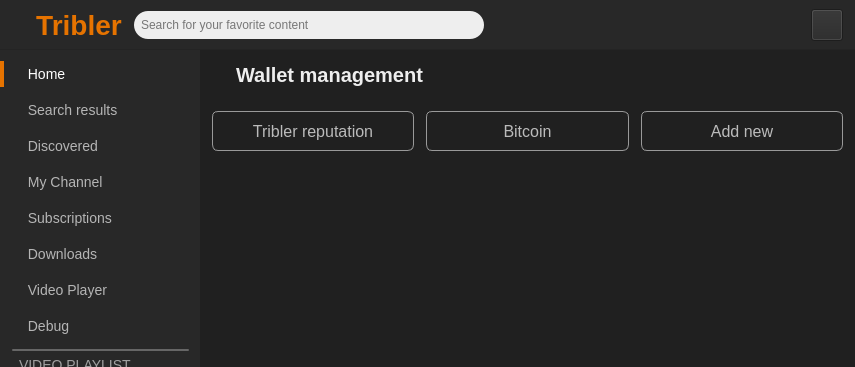
Old version of the form TriblerGUI/qt_resources/mainwindow.ui in the repository vwigmore/tribler; both pictures show x 0 to 855 and y 0 to 367 of the 855 by 655 pixel window.
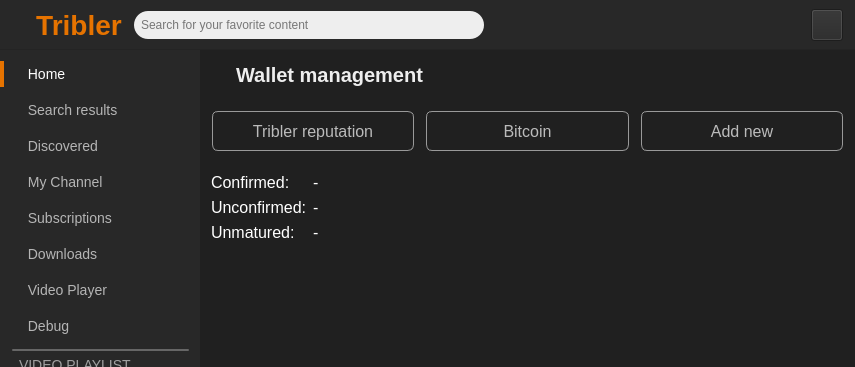
New version of the form. The open tabs and pages were chosen to show the change. Icons and pictures are not drawn. Custom widgets are drawn as their Qt base class.

Commit message:
Finished wallet management
It's very basic for now

```diff
--- a/TriblerGUI/qt_resources/mainwindow.ui
+++ b/TriblerGUI/qt_resources/mainwindow.ui
@@ -10496,7 +10496,80 @@
               </item>
              </layout>
             </widget>
-            <widget class="QWidget" name="btc_wallet_overview"/>
+            <widget class="QWidget" name="btc_wallet_overview">
+             <layout class="QVBoxLayout" name="verticalLayout">
+              <property name="spacing">
+               <number>0</number>
+              </property>
+              <property name="leftMargin">
+               <number>0</number>
+              </property>
+              <property name="topMargin">
+               <number>0</number>
+              </property>
+              <property name="rightMargin">
+               <number>0</number>
+              </property>
+              <property name="bottomMargin">
+               <number>0</number>
+              </property>
+              <item>
+               <widget class="QWidget" name="btc_wallet_overview_container" native="true">
+                <property name="styleSheet">
+                 <string notr="true">color: white;
+font-size: 16px;</string>
+                </property>
+                <layout class="QFormLayout" name="formLayout_9">
+                 <property name="formAlignment">
+                  <set>Qt::AlignLeading|Qt::AlignLeft|Qt::AlignTop</set>
+                 </property>
+                 <item row="0" column="0">
+                  <widget class="QLabel" name="label_60">
+                   <property name="text">
+                    <string>Confirmed:</string>
+                   </property>
+                  </widget>
+                 </item>
+                 <item row="1" column="0">
+                  <widget class="QLabel" name="label_61">
+                   <property name="text">
+                    <string>Unconfirmed:</string>
+                   </property>
+                  </widget>
+                 </item>
+                 <item row="2" column="0">
+                  <widget class="QLabel" name="label_62">
+                   <property name="text">
+                    <string>Unmatured:</string>
+                   </property>
+                  </widget>
+                 </item>
+                 <item row="0" column="1">
+                  <widget class="QLabel" name="btc_wallet_confirmed_label">
+                   <property name="text">
+                    <string>-</string>
+                   </property>
+                  </widget>
+                 </item>
+                 <item row="1" column="1">
+                  <widget class="QLabel" name="btc_wallet_unconfirmed_label">
+                   <property name="text">
+                    <string>-</string>
+                   </property>
+                  </widget>
+                 </item>
+                 <item row="2" column="1">
+                  <widget class="QLabel" name="btc_wallet_unmatured_label">
+                   <property name="text">
+                    <string>-</string>
+                   </property>
+                  </widget>
+                 </item>
+                </layout>
+               </widget>
+              </item>
+             </layout>
+            </widget>
             <widget class="QWidget" name="no_wallet_selected_overview">
              <layout class="QVBoxLayout" name="verticalLayout">
               <property name="spacing">
```
Left out of the diff: 79 changed lines with no effect on the pictures. The commit also changes 4 other files.
